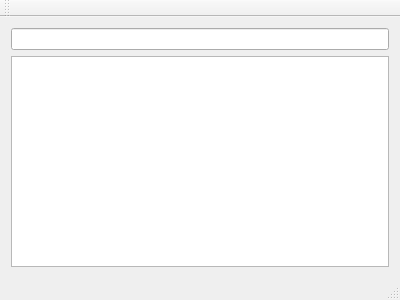
The window that mainwindow.ui (yyovchev/Autocomplete) describes before a commit, drawn with Qt 5.
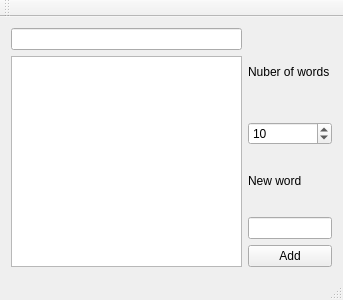
The same window after the commit.

Diff of the .ui file:
```diff
--- a/mainwindow.ui
+++ b/mainwindow.ui
@@ -6,7 +6,7 @@
    <rect>
     <x>0</x>
     <y>0</y>
-    <width>400</width>
+    <width>343</width>
     <height>300</height>
    </rect>
   </property>
@@ -14,14 +14,66 @@
    <string>MainWindow</string>
   </property>
   <widget class="QWidget" name="centralWidget">
-   <layout class="QGridLayout" name="gridLayout_2">
+   <layout class="QGridLayout" name="gridLayout_4">
     <item row="0" column="0">
-     <layout class="QGridLayout" name="gridLayout">
-      <item row="0" column="0">
-       <widget class="QLineEdit" name="prefix"/>
+     <layout class="QGridLayout" name="gridLayout_3">
+      <item row="1" column="1">
+       <layout class="QVBoxLayout" name="verticalLayout">
+        <item>
+         <widget class="QLabel" name="label_2">
+          <property name="text">
+           <string>New word</string>
+          </property>
+          <property name="textFormat">
+           <enum>Qt::AutoText</enum>
+          </property>
+         </widget>
+        </item>
+        <item>
+         <widget class="QLineEdit" name="newWord"/>
+        </item>
+        <item>
+         <widget class="QPushButton" name="addBtn">
+          <property name="text">
+           <string>Add</string>
+          </property>
+         </widget>
+        </item>
+       </layout>
       </item>
-      <item row="1" column="0">
-       <widget class="QPlainTextEdit" name="wordsList"/>
+      <item row="0" column="0" rowspan="2">
+       <layout class="QGridLayout" name="gridLayout">
+        <item row="0" column="0">
+         <widget class="QLineEdit" name="prefix"/>
+        </item>
+        <item row="1" column="0">
+         <widget class="QPlainTextEdit" name="wordsList"/>
+        </item>
+       </layout>
+      </item>
+      <item row="0" column="1">
+       <layout class="QGridLayout" name="gridLayout_2">
+        <item row="0" column="0">
+         <widget class="QLabel" name="label">
+          <property name="text">
+           <string>Nuber of words</string>
+          </property>
+         </widget>
+        </item>
+        <item row="1" column="0">
+         <widget class="QSpinBox" name="numOfWords">
+          <property name="minimum">
+           <number>1</number>
+          </property>
+          <property name="maximum">
+           <number>10000</number>
+          </property>
+          <property name="value">
+           <number>10</number>
+          </property>
+         </widget>
+        </item>
+       </layout>
       </item>
      </layout>
     </item>
```
Left out of the diff: 2 changed lines with no effect on the pictures.
